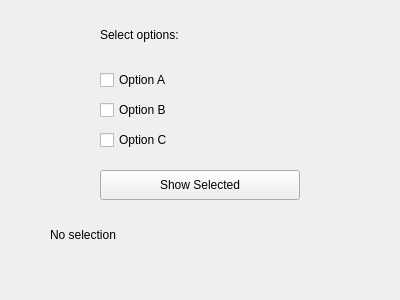
Before: the Qt Designer form component/02/main.ui in matf-pp/Materials, drawn with Qt 5.
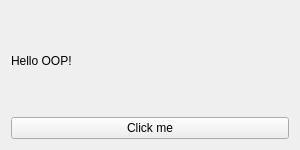
After: the same form once the commit is applied.

Patch:
```diff
--- a/component/02/main.ui
+++ b/component/02/main.ui
@@ -1,106 +1,31 @@
 <?xml version="1.0" encoding="UTF-8"?>
 <ui version="4.0">
- <class>MainWindow</class>
- <widget class="QMainWindow" name="MainWindow">
+ <class>Form</class>
+ <widget class="QWidget" name="Form">
   <property name="geometry">
    <rect>
     <x>0</x>
     <y>0</y>
-    <width>400</width>
-    <height>300</height>
+    <width>300</width>
+    <height>150</height>
    </rect>
   </property>
-  <property name="windowTitle">
-   <string>Checkbox Example</string>
-  </property>
-
-  <widget class="QWidget" name="centralwidget">
-
-   <widget class="QLabel" name="label_title">
-    <property name="geometry">
-     <rect>
-      <x>100</x>
-      <y>20</y>
-      <width>200</width>
-      <height>30</height>
-     </rect>
-    </property>
-    <property name="text">
-     <string>Select options:</string>
-    </property>
-   </widget>
-
-   <widget class="QCheckBox" name="checkBox_1">
-    <property name="geometry">
-     <rect>
-      <x>100</x>
-      <y>70</y>
-      <width>150</width>
-      <height>20</height>
-     </rect>
-    </property>
-    <property name="text">
-     <string>Option A</string>
-    </property>
-   </widget>
-
-   <widget class="QCheckBox" name="checkBox_2">
-    <property name="geometry">
-     <rect>
-      <x>100</x>
-      <y>100</y>
-      <width>150</width>
-      <height>20</height>
-     </rect>
-    </property>
-    <property name="text">
-     <string>Option B</string>
-    </property>
-   </widget>
-
-   <widget class="QCheckBox" name="checkBox_3">
-    <property name="geometry">
-     <rect>
-      <x>100</x>
-      <y>130</y>
-      <width>150</width>
-      <height>20</height>
-     </rect>
-    </property>
-    <property name="text">
-     <string>Option C</string>
-    </property>
-   </widget>
-
-   <widget class="QPushButton" name="pushButton">
-    <property name="geometry">
-     <rect>
-      <x>100</x>
-      <y>170</y>
-      <width>200</width>
-      <height>30</height>
-     </rect>
-    </property>
-    <property name="text">
-     <string>Show Selected</string>
-    </property>
-   </widget>
-
-   <widget class="QLabel" name="label_result">
-    <property name="geometry">
-     <rect>
-      <x>50</x>
-      <y>220</y>
-      <width>300</width>
-      <height>30</height>
-     </rect>
-    </property>
-    <property name="text">
-     <string>No selection</string>
-    </property>
-   </widget>
-
-  </widget>
+  <layout class="QVBoxLayout">
+   <item>
+    <widget class="QLabel" name="label">
+     <property name="text">
+      <string>Hello OOP!</string>
+     </property>
+    </widget>
+   </item>
+   <item>
+    <widget class="QPushButton" name="button">
+     <property name="text">
+      <string>Click me</string>
+     </property>
+    </widget>
+   </item>
+  </layout>
  </widget>
  <resources/>
  <connections/>
```
